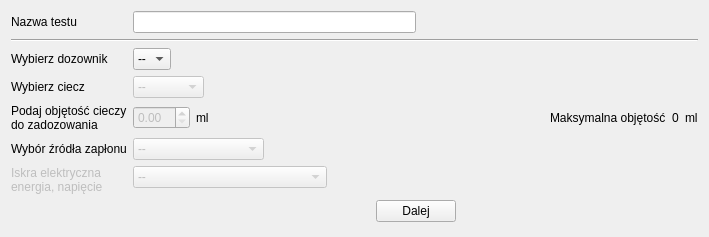
Before: the Qt Designer form app/nowytest_1.ui in wiacekmarcin/StanowiskoChemiczne, drawn with Qt 5.
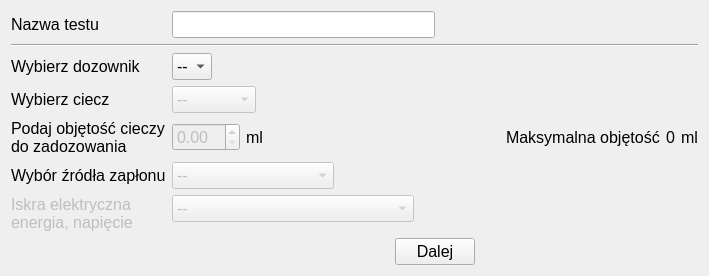
After: the same form once the commit is applied. Custom widgets are drawn as their Qt base class.

```diff
--- a/app/nowytest_1.ui
+++ b/app/nowytest_1.ui
@@ -7,9 +7,15 @@
     <x>0</x>
     <y>0</y>
     <width>709</width>
-    <height>237</height>
+    <height>253</height>
    </rect>
   </property>
+  <property name="font">
+   <font>
+    <family>Tahoma</family>
+    <pointsize>12</pointsize>
+   </font>
+  </property>
   <property name="windowTitle">
    <string>Nowy Test</string>
   </property>
```
